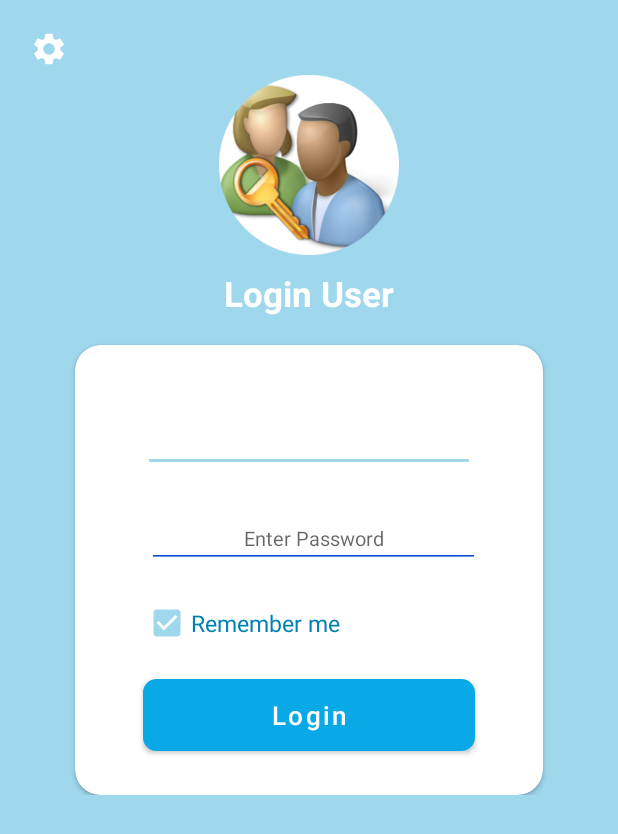
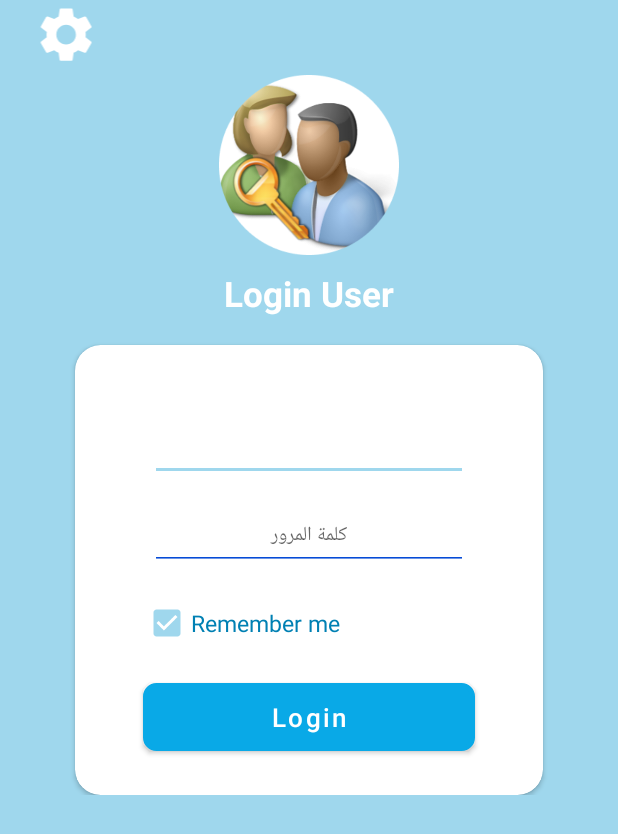
Before and after one commit to AhmedShaltout85/LabApp, an Android app: the screen it shows after launch (LoginScreen), on a phone screen of 412 x 824 dp. Shown: the top 834 px of the screen. Run offline under Robolectric (Android 15) with nearby library versions, the phone set to English and light mode, and no system bars; libraries missing offline, so code that uses them is left out: com.google.zxing.integration; 2 statements that could not run were skipped.

Commit message:
last-update-22-11-2024

```diff
--- a/app/build.gradle
+++ b/app/build.gradle
@@ -61,8 +61,10 @@ dependencies {
     // define any required OkHttp artifacts without version
 //    implementation("com.squareup.okhttp3:okhttp")
 //    implementation("com.squareup.okhttp3:logging-interceptor")
-    implementation('com.android.volley:volley:1.1.0')
+//    implementation('com.android.volley:volley:1.1.0')
 //    implementation('com.google.code.gson:gson:2.4')
+    implementation 'com.android.volley:volley:1.2.1'
+
     androidTestImplementation 'androidx.test.ext:junit:1.1.1'
 //    androidTestImplementation 'androidx.test.espresso:espresso-core:3.2.0'
 //    implementation 'com.google.android.material:material:1.5.0'
--- a/app/src/main/res/drawable/ic_settings.xml
+++ b/app/src/main/res/drawable/ic_settings.xml
@@ -1,5 +1,5 @@
 <vector android:height="24dp" android:tint="#FFFFFF"
-    android:viewportHeight="24" android:viewportWidth="24"
+    android:viewportHeight="25" android:viewportWidth="25"
     android:width="24dp" xmlns:android="http://schemas.android.com/apk/res/android">
     <path android:fillColor="@android:color/white" android:pathData="M19.14,12.94c0.04,-0.3 0.06,-0.61 0.06,-0.94c0,-0.32 -0.02,-0.64 -0.07,-0.94l2.03,-1.58c0.18,-0.14 0.23,-0.41 0.12,-0.61l-1.92,-3.32c-0.12,-0.22 -0.37,-0.29 -0.59,-0.22l-2.39,0.96c-0.5,-0.38 -1.03,-0.7 -1.62,-0.94L14.4,2.81c-0.04,-0.24 -0.24,-0.41 -0.48,-0.41h-3.84c-0.24,0 -0.43,0.17 -0.47,0.41L9.25,5.35C8.66,5.59 8.12,5.92 7.63,6.29L5.24,5.33c-0.22,-0.08 -0.47,0 -0.59,0.22L2.74,8.87C2.62,9.08 2.66,9.34 2.86,9.48l2.03,1.58C4.84,11.36 4.8,11.69 4.8,12s0.02,0.64 0.07,0.94l-2.03,1.58c-0.18,0.14 -0.23,0.41 -0.12,0.61l1.92,3.32c0.12,0.22 0.37,0.29 0.59,0.22l2.39,-0.96c0.5,0.38 1.03,0.7 1.62,0.94l0.36,2.54c0.05,0.24 0.24,0.41 0.48,0.41h3.84c0.24,0 0.44,-0.17 0.47,-0.41l0.36,-2.54c0.59,-0.24 1.13,-0.56 1.62,-0.94l2.39,0.96c0.22,0.08 0.47,0 0.59,-0.22l1.92,-3.32c0.12,-0.22 0.07,-0.47 -0.12,-0.61L19.14,12.94zM12,15.6c-1.98,0 -3.6,-1.62 -3.6,-3.6s1.62,-3.6 3.6,-3.6s3.6,1.62 3.6,3.6S13.98,15.6 12,15.6z"/>
 </vector>
--- a/app/src/main/res/layout/activity_login_screen.xml
+++ b/app/src/main/res/layout/activity_login_screen.xml
@@ -13,11 +13,16 @@
         android:background="@color/colorAccent"
         android:orientation="vertical"
         tools:context=".views.LoginScreen">
+
         <ImageView
-            android:layout_width="25dp"
-            android:layout_height="25dp"
-            android:layout_marginTop="20dp"
-            android:layout_marginStart="20dp"
+            android:layout_width="45dp"
+            android:layout_height="45dp"
+            android:layout_alignParentStart="true"
+            android:layout_alignParentTop="true"
+            android:layout_alignParentEnd="true"
+            android:layout_marginStart="7dp"
+            android:layout_marginTop="1dp"
+            android:layout_marginEnd="329dp"
             android:onClick="navToSetting"
             android:src="@drawable/ic_settings" />
 
@@ -68,34 +73,34 @@
                 <EditText
                     android:id="@+id/userNameEditText"
                     android:layout_width="230dp"
-                    android:layout_height="wrap_content"
+                    android:layout_height="45dp"
                     android:layout_alignParentStart="true"
                     android:layout_alignParentTop="true"
                     android:layout_alignParentEnd="true"
                     android:layout_centerInParent="true"
-                    android:layout_marginStart="45dp"
+                    android:layout_marginStart="50dp"
                     android:layout_marginTop="45dp"
-                    android:layout_marginEnd="45dp"
+                    android:layout_marginEnd="50dp"
                     android:layout_marginBottom="10dp"
                     android:hint="@string/enter_your_name"
-                    android:textAlignment="center"
+                    android:gravity="center"
                     android:textColor="@color/colorPrimary"
                     android:textSize="13sp" />
 
                 <EditText
                     android:id="@+id/passwordEditText"
                     android:layout_width="230dp"
-                    android:layout_height="wrap_content"
+                    android:layout_height="45dp"
                     android:layout_alignParentStart="true"
                     android:layout_alignParentEnd="true"
                     android:layout_alignParentBottom="true"
                     android:layout_centerInParent="true"
-                    android:layout_marginStart="48dp"
-                    android:layout_marginEnd="42dp"
-                    android:layout_marginBottom="151dp"
+                    android:layout_marginStart="50dp"
+                    android:layout_marginEnd="50dp"
+                    android:layout_marginBottom="150dp"
                     android:hint="@string/enter_your_password"
                     android:inputType="textPassword"
-                    android:textAlignment="center"
+                    android:gravity="center"
                     android:textColor="@color/colorPrimary"
                     android:textSize="13sp" />
 
@@ -119,7 +124,7 @@
                 <Button
                     android:id="@+id/userLoginButton"
                     android:layout_width="230dp"
-                    android:layout_height="wrap_content"
+                    android:layout_height="45dp"
                     android:layout_alignParentEnd="true"
                     android:layout_alignParentBottom="true"
                     android:layout_centerInParent="true"
@@ -129,6 +134,7 @@
                     android:background="@drawable/rounded_button_blue"
                     android:text="@string/login_user"
                     android:textAllCaps="false"
+                    android:gravity="center"
                     android:textColor="@android:color/white"
                     android:textSize="17sp" />
 
--- a/app/src/main/res/values/colors.xml
+++ b/app/src/main/res/values/colors.xml
@@ -5,5 +5,5 @@
     <color name="colorAccent">#9FD7ED</color>
     <color name="buttons">#03A9F4</color>
     <color name="text">#064BD6</color>
-
+    <color name="whiteColor">#fff</color>
 </resources>
--- a/app/src/main/res/values/strings.xml
+++ b/app/src/main/res/values/strings.xml
@@ -1,12 +1,12 @@
 <resources>
-    <string name="app_name">AlexWaterLabsApp</string>
+    <string name="app_name">AWLabsApp</string>
     <string name="company_name">شركة مياه الشرب بالأسكندرية</string>
     <string name="sector_com_name">قطاع التكنولوجيا والخدمات الرقمية</string>
     <string name="depart_name">إدارة البرمجيات وصيانتها</string>
-    <string name="splash_title">تطبيق المعامل v1</string>
+    <string name="splash_title">تطبيق المعامل v7</string>
     <string name="login_user">Login</string>
-    <string name="enter_your_name">Enter Username</string>
-    <string name="enter_your_password">Enter Password</string>
+    <string name="enter_your_name">اسم المستخدم</string>
+    <string name="enter_your_password">كلمة المرور</string>
     <string name="open_qr_reader">إضافة عينة يومية </string>
     <string name="save_sample_details">حفظ العينه</string>
     <string name="save_src_sample">نقطة سحب جديدة</string>
@@ -36,8 +36,8 @@
     <string name="display_true_location">مكان العينه على الخريطة</string>
     <string name="display_gis">تحميل المسار</string>
     <string name="display_full_path_in_map">تحميل المسار على الخريطة</string>
-    <string name="add_ip_address">add Ip address</string>
-    <string name="please_enter_ip_address">Please Enter IP Address</string>
+    <string name="add_ip_address">Add Ip Address</string>
+    <string name="please_enter_ip_address">41.33.226.211</string>
     <string name="nav_to_broken">إضافة بيانات الكسر</string>
     <string name="refresh_locs_track">تحديث ال Track</string>
     <string name="map_api_key">AIzaSyD8pcx661wef6r3hyEJnfqoCVhYhFJFs9k</string>
```
